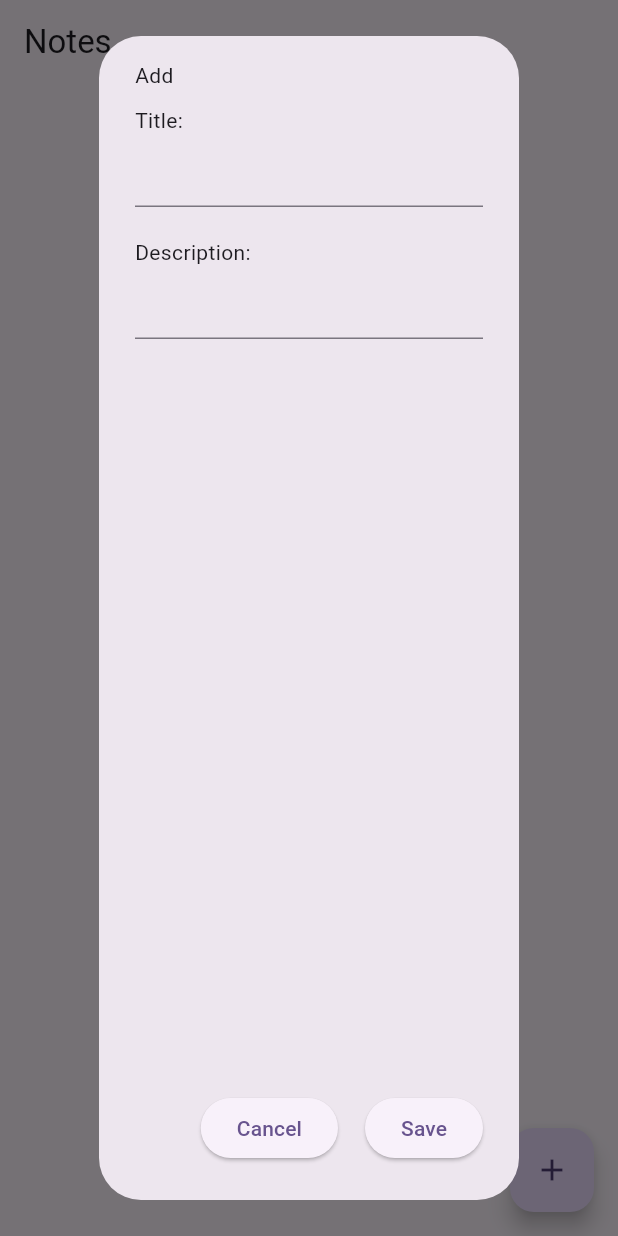
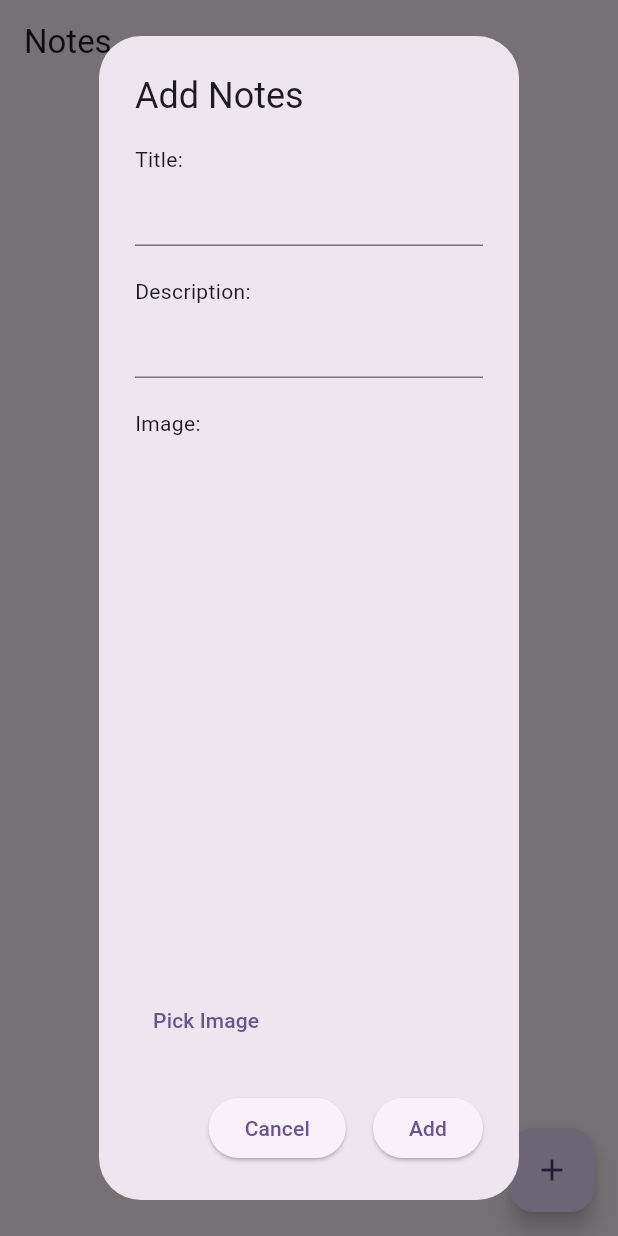
Before and after one commit to BryantAnsky/Notes, a Flutter app: the screen it shows after launch, after a tap on the "add" icon, on a phone screen of 412 x 824 dp. Run offline on Flutter 3.47's test engine with Material 3 defaults, Android fonts, the phone set to English and light mode, and no system bars; our stand-ins replace cloud_firestore, firebase_core, firebase_storage, image_picker; accounts and stored records are empty.

Commit message:
Picked Image

```diff
--- /dev/null
+++ b/lib/models/note.dart
@@ -0,0 +1,41 @@
+import 'package:cloud_firestore/cloud_firestore.dart';
+
+class Note {
+  String? id;
+  final String title;
+  final String description;
+  String? imageUrl;
+  Timestamp? createdAt;
+  Timestamp? updatedAt;
+
+  Note({
+    this.id,
+    required this.title,
+    required this.description,
+    this.imageUrl,
+    this.createdAt,
+    this.updatedAt,
+  });
+
+  factory Note.fromDocument(DocumentSnapshot doc) {
+    Map<String, dynamic> data = doc.data() as Map<String, dynamic>;
+    return Note(
+      id: doc.id,
+      title: data['title'],
+      description: data['description'],
+      imageUrl: data['image_url'],
+      createdAt: data['created_at'] as Timestamp,
+      updatedAt: data['updated_at'] as Timestamp,
+    );
+  }
+
+  Map<String, dynamic> toDocument() {
+    return {
+      'title': title,
+      'description': description,
+      'imageUrl' : imageUrl,
+      'created_at': createdAt,
+      'updated_at': updatedAt,
+    };
+  }
+}
--- /dev/null
+++ b/lib/widgets/note_dialog.dart
@@ -0,0 +1,128 @@
+import 'dart:io';
+
+import 'package:flutter/material.dart';
+import 'package:image_picker/image_picker.dart';
+import 'package:notes/models/note.dart';
+import 'package:notes/services/note_service.dart';
+
+class NoteDialog extends StatefulWidget {
+  final Note? note;
+
+  const NoteDialog({super.key, this.note});
+
+  @override
+  State<NoteDialog> createState() => _NoteDialogState();
+}
+
+class _NoteDialogState extends State<NoteDialog> {
+  final TextEditingController _titleController = TextEditingController();
+  final TextEditingController _descriptionController = TextEditingController();
+  File? _imageFile;
+
+  @override
+  void initState() {
+    super.initState();
+    if (widget.note != null) {
+      _titleController.text = widget.note!.title;
+      _descriptionController.text = widget.note!.description;
+    }
+  }
+
+  Future<void> _pickImage() async {
+    final pickedFile =
+        await ImagePicker().pickImage(source: ImageSource.gallery);
+    if (pickedFile != null) {
+      setState(() {
+        _imageFile = File(pickedFile.path);
+      });
+    }
+  }
+
+  @override
+  Widget build(BuildContext context) {
+    return AlertDialog(
+      title: Text(widget.note == null ? 'Add Notes' : 'Update Notes'),
+      content: Column(
+        crossAxisAlignment: CrossAxisAlignment.start,
+        children: [
+          const Text(
+            'Title: ',
+            textAlign: TextAlign.start,
+          ),
+          TextField(
+            controller: _titleController,
+          ),
+          const Padding(
+            padding: EdgeInsets.only(top: 20),
+            child: Text(
+              'Description: ',
+            ),
+          ),
+          TextField(
+            controller: _descriptionController,
+          ),
+          const Padding(
+            padding: EdgeInsets.only(top: 20),
+            child: Text(
+              'Image: ',
+            ),
+          ),
+          Expanded(
+            child: _imageFile != null
+                ? Image.file(
+                    _imageFile!,
+                    fit: BoxFit.cover,
+                  )
+                : (widget.note?.imageUrl != null &&
+                        Uri.parse(widget.note!.imageUrl!).isAbsolute)
+                    ? Image.network(
+                        widget.note!.imageUrl!,
+                        fit: BoxFit.cover,
+                      )
+                    : Container(),
+          ),
+          TextButton(
+            onPressed: _pickImage,
+            child: const Text("Pick Image"),
+          )
+        ],
+      ),
+      actions: [
+        Padding(
+          padding: const EdgeInsets.symmetric(horizontal: 10),
+          child: ElevatedButton(
+            onPressed: () {
+              Navigator.of(context).pop();
+            },
+            child: const Text('Cancel'),
+          ),
+        ),
+        ElevatedButton(
+          onPressed: () async {
+            String? imageUrl;
+            if (_imageFile != null) {
+              imageUrl = await NoteService.uploadImage(_imageFile!);
+            }
+
+            Note note = Note(
+              id: widget.note?.id,
+              title: _titleController.text,
+              description: _descriptionController.text,
+              imageUrl: imageUrl,
+              createdAt: widget.note?.createdAt,
+            );
+
+            if (widget.note == null) {
+              NoteService.addNote(note).whenComplete(() {
+                Navigator.of(context).pop();
+              });
+            } else {
+              NoteService.updateNote(note).whenComplete(() => Navigator.of(context).pop());
+            }
+          },
+          child: Text(widget.note == null ? 'Add' : 'Update'),
+        ),
+      ],
+    );
+  }
+}
--- a/pubspec.yaml
+++ b/pubspec.yaml
@@ -37,6 +37,9 @@ dependencies:
   cupertino_icons: ^1.0.6
   firebase_core: ^2.29.0
   cloud_firestore: ^4.16.1
+  firebase_storage: ^11.7.5
+  path: ^1.9.0
+  image_picker: ^1.1.1
 
 dev_dependencies:
   flutter_test:
```
Also changed, not shown: lib/screens/note_list_screen.dart (+25 -106 lines), lib/services/note_service.dart (+49 -15 lines), pubspec.lock, 5 other files.
